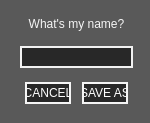
Old version of the form QT/forms/saveAsForm.ui in the repository Muse-Kinetics/12-step-editor-qt6.
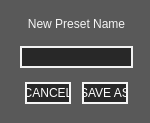
New version of the form.

Commit message: -Updated windows UI -Updated graphics to svg -Added UserDialog class -Preset location is now stored in Session Settings, defaults to system application data dir. Checks now invoke dialogs rather than crashing if files are missing. -Factory preset files now stored in QRC in executable -Moved UI specific setup to "windowHasLoaded" so that we can load a dialog for missing preset files at startup without crashing the program -Cleanup stylesheets -Attempted to ad QtInstaller to Windows but still needs debugging to get working correctly. Environment issues

Patch:
```diff
--- a/QT/forms/saveAsForm.ui
+++ b/QT/forms/saveAsForm.ui
@@ -80,7 +80,7 @@
     </rect>
    </property>
    <property name="text">
-    <string>What's my name?</string>
+    <string>New Preset Name</string>
    </property>
    <property name="alignment">
     <set>Qt::AlignCenter</set>
```
The commit also changes 113 other files.
